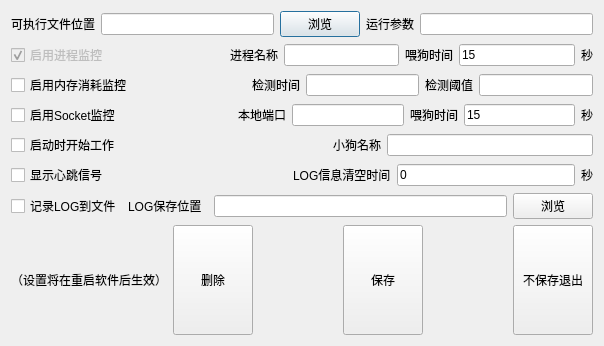
Above: dialog_dog_config.ui from laoponline/WatchDog_House before the change. Below: the same form after it.
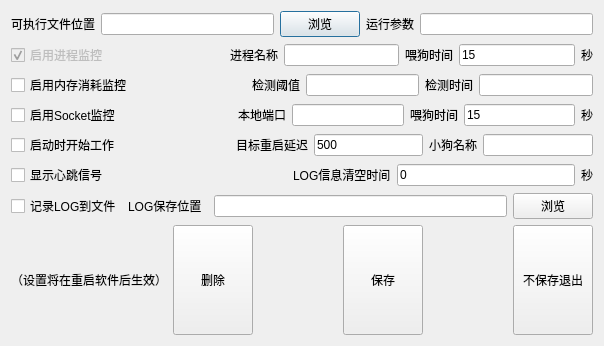
That is the form after the change.

Patch:
```diff
--- a/dialog_dog_config.ui
+++ b/dialog_dog_config.ui
@@ -146,16 +146,6 @@
        </property>
       </spacer>
      </item>
-     <item>
-      <widget class="QLabel" name="label_fixed_10">
-       <property name="text">
-        <string>检测时间</string>
-       </property>
-      </widget>
-     </item>
-     <item>
-      <widget class="QLineEdit" name="lineEdit_ram_duration"/>
-     </item>
      <item>
       <widget class="QLabel" name="label_fixed_9">
        <property name="text">
@@ -170,6 +160,16 @@
        </property>
       </widget>
      </item>
+     <item>
+      <widget class="QLabel" name="label_fixed_10">
+       <property name="text">
+        <string>检测时间</string>
+       </property>
+      </widget>
+     </item>
+     <item>
+      <widget class="QLineEdit" name="lineEdit_ram_duration"/>
+     </item>
     </layout>
    </item>
    <item>
@@ -253,6 +253,20 @@
        </property>
       </spacer>
      </item>
+     <item>
+      <widget class="QLabel" name="label_fixed_11">
+       <property name="text">
+        <string>目标重启延迟</string>
+       </property>
+      </widget>
+     </item>
+     <item>
+      <widget class="QLineEdit" name="lineEdit_reboot_delay">
+       <property name="text">
+        <string>500</string>
+       </property>
+      </widget>
+     </item>
      <item>
       <widget class="QLabel" name="label_Fixed_15">
        <property name="text">
```
